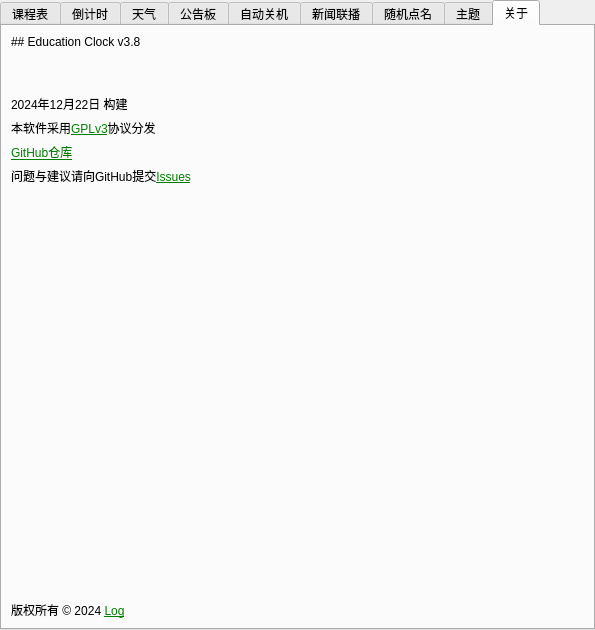
Above: ui/setting.ui from Return-Log/Education-Clock before the change. Below: the same form after it.
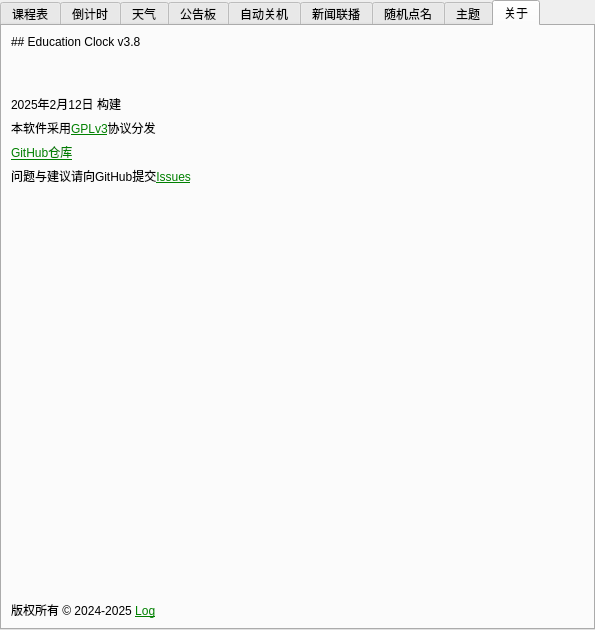
That is the form after the change. The open tabs and pages were chosen to show the change. Icons and pictures are not drawn.

What changed in the file:
```diff
--- a/ui/setting.ui
+++ b/ui/setting.ui
@@ -779,7 +779,7 @@
        <item row="9" column="1">
         <widget class="QLabel" name="label_34">
          <property name="text">
-          <string>版权所有 © 2024 &lt;a href='https://github.com/Return-Log' style='color:green;'&gt;Log&lt;/a&gt;</string>
+          <string>&lt;html&gt;&lt;head/&gt;&lt;body&gt;&lt;p&gt;版权所有 © 2024-2025 &lt;a href=&quot;https://github.com/Return-Log&quot;&gt;&lt;span style=&quot; text-decoration: underline; color:#008000;&quot;&gt;Log&lt;/span&gt;&lt;/a&gt;&lt;/p&gt;&lt;/body&gt;&lt;/html&gt;</string>
          </property>
          <property name="openExternalLinks">
           <bool>true</bool>
@@ -841,7 +841,7 @@
        <item row="2" column="1" colspan="3">
         <widget class="QLabel" name="label_33">
          <property name="text">
-          <string>2024年12月22日 构建</string>
+          <string>2025年2月12日 构建</string>
          </property>
         </widget>
        </item>
```
